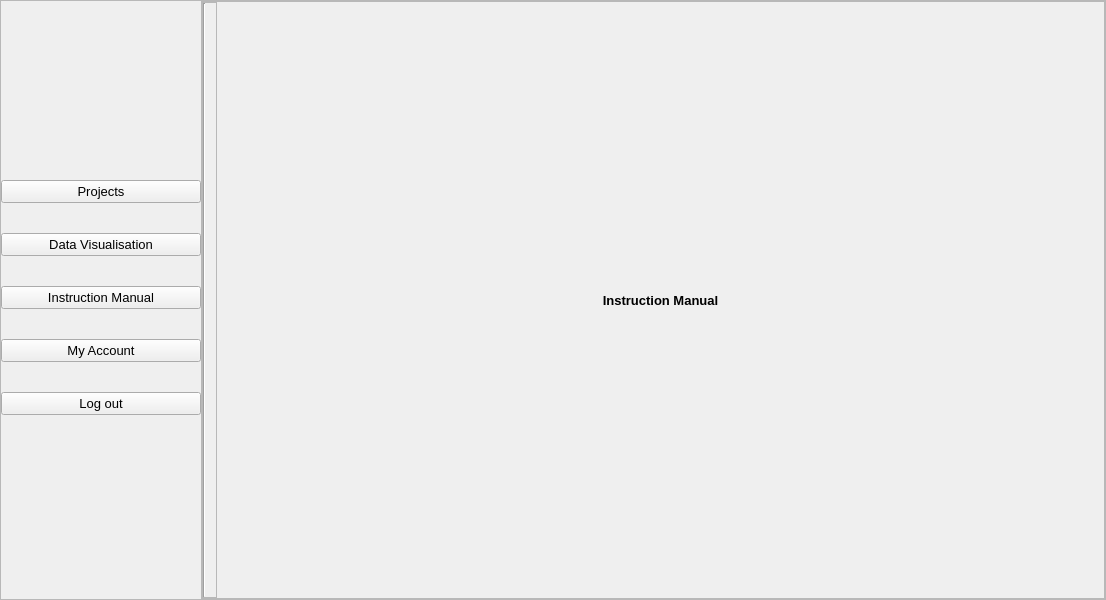
Ericaan/studio5_webscraping_app, file GUI/ui_files/allProjects.ui: the form before one commit.
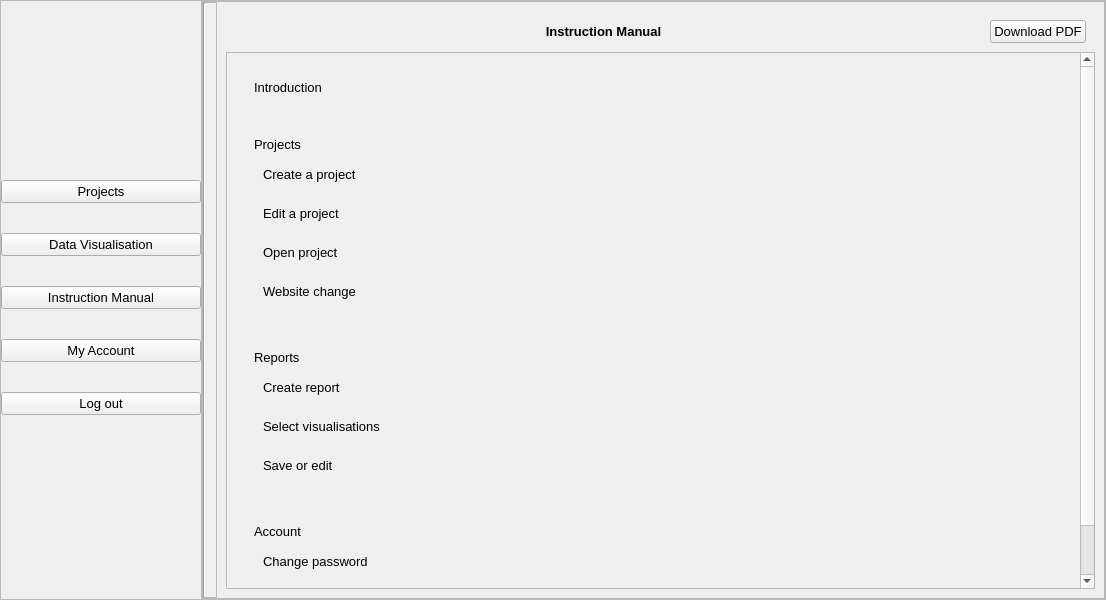
The form after the commit. The open tabs and pages were chosen to show the change.

Commit message: Instruction manual UI

Diff of the .ui file:
```diff
--- a/GUI/ui_files/allProjects.ui
+++ b/GUI/ui_files/allProjects.ui
@@ -630,20 +630,342 @@
             <widget class="QWidget" name="Manual">
              <layout class="QVBoxLayout" name="verticalLayout_6">
               <item>
-               <widget class="QLabel" name="label_5">
-                <property name="font">
-                 <font>
-                  <pointsize>10</pointsize>
-                  <weight>75</weight>
-                  <bold>true</bold>
-                 </font>
-                </property>
-                <property name="text">
-                 <string>Instruction Manual</string>
-                </property>
-                <property name="alignment">
-                 <set>Qt::AlignCenter</set>
-                </property>
+               <widget class="QWidget" name="widget_13" native="true">
+                <layout class="QVBoxLayout" name="verticalLayout_22">
+                 <property name="spacing">
+                  <number>0</number>
+                 </property>
+                 <property name="leftMargin">
+                  <number>0</number>
+                 </property>
+                 <property name="topMargin">
+                  <number>0</number>
+                 </property>
+                 <property name="rightMargin">
+                  <number>0</number>
+                 </property>
+                 <property name="bottomMargin">
+                  <number>0</number>
+                 </property>
+                 <item>
+                  <widget class="QWidget" name="widget_15" native="true">
+                   <layout class="QHBoxLayout" name="horizontalLayout_8">
+                    <property name="spacing">
+                     <number>0</number>
+                    </property>
+                    <property name="leftMargin">
+                     <number>0</number>
+                    </property>
+                    <property name="topMargin">
+                     <number>0</number>
+                    </property>
+                    <property name="rightMargin">
+                     <number>0</number>
+                    </property>
+                    <property name="bottomMargin">
+                     <number>0</number>
+                    </property>
+                    <item>
+                     <widget class="QWidget" name="widget_16" native="true">
+                      <property name="sizePolicy">
+                       <sizepolicy hsizetype="Expanding" vsizetype="Preferred">
+                        <horstretch>0</horstretch>
+                        <verstretch>0</verstretch>
+                       </sizepolicy>
+                      </property>
+                      <layout class="QVBoxLayout" name="verticalLayout_25">
+                       <item>
+                        <widget class="QLabel" name="label_5">
+                         <property name="font">
+                          <font>
+                           <pointsize>10</pointsize>
+                           <weight>75</weight>
+                           <bold>true</bold>
+                          </font>
+                         </property>
+                         <property name="text">
+                          <string>Instruction Manual</string>
+                         </property>
+                         <property name="alignment">
+                          <set>Qt::AlignCenter</set>
+                         </property>
+                        </widget>
+                       </item>
+                      </layout>
+                     </widget>
+                    </item>
+                    <item alignment="Qt::AlignRight">
+                     <widget class="QWidget" name="widget_17" native="true">
+                      <property name="font">
+                       <font>
+                        <pointsize>10</pointsize>
+                       </font>
+                      </property>
+                      <layout class="QVBoxLayout" name="verticalLayout_23">
+                       <item>
+                        <widget class="QPushButton" name="download_manual">
+                         <property name="text">
+                          <string>Download PDF</string>
+                         </property>
+                        </widget>
+                       </item>
+                      </layout>
+                     </widget>
+                    </item>
+                   </layout>
+                  </widget>
+                 </item>
+                 <item>
+                  <widget class="QWidget" name="widget_14" native="true">
+                   <property name="sizePolicy">
+                    <sizepolicy hsizetype="Preferred" vsizetype="Expanding">
+                     <horstretch>0</horstretch>
+                     <verstretch>0</verstretch>
+                    </sizepolicy>
+                   </property>
+                   <layout class="QVBoxLayout" name="verticalLayout_24">
+                    <property name="spacing">
+                     <number>0</number>
+                    </property>
+                    <property name="leftMargin">
+                     <number>0</number>
+                    </property>
+                    <property name="topMargin">
+                     <number>0</number>
+                    </property>
+                    <property name="rightMargin">
+                     <number>0</number>
+                    </property>
+                    <property name="bottomMargin">
+                     <number>0</number>
+                    </property>
+                    <item>
+                     <widget class="QScrollArea" name="scrollArea_2">
+                      <property name="font">
+                       <font>
+                        <pointsize>10</pointsize>
+                       </font>
+                      </property>
+                      <property name="widgetResizable">
+                       <bool>true</bool>
+                      </property>
+                      <widget class="QWidget" name="scrollAreaWidgetContents">
+                       <property name="geometry">
+                        <rect>
+                         <x>0</x>
+                         <y>0</y>
+                         <width>842</width>
+                         <height>753</height>
+                        </rect>
+                       </property>
+                       <property name="sizePolicy">
+                        <sizepolicy hsizetype="Preferred" vsizetype="Fixed">
+                         <horstretch>0</horstretch>
+                         <verstretch>0</verstretch>
+                        </sizepolicy>
+                       </property>
+                       <layout class="QVBoxLayout" name="verticalLayout_26">
+                        <item>
+                         <widget class="QWidget" name="widget_18" native="true">
+                          <layout class="QVBoxLayout" name="verticalLayout_27">
+                           <item>
+                            <widget class="QWidget" name="widget_22" native="true">
+                             <layout class="QVBoxLayout" name="verticalLayout_28">
+                              <item>
+                               <widget class="QLabel" name="label_4">
+                                <property name="text">
+                                 <string>Introduction</string>
+                                </property>
+                               </widget>
+                              </item>
+                             </layout>
+                            </widget>
+                           </item>
+                          </layout>
+                         </widget>
+                        </item>
+                        <item>
+                         <widget class="QWidget" name="widget_19" native="true">
+                          <layout class="QVBoxLayout" name="verticalLayout_29">
+                           <item>
+                            <widget class="QWidget" name="widget_23" native="true">
+                             <layout class="QVBoxLayout" name="verticalLayout_30">
+                              <item>
+                               <widget class="QLabel" name="label_6">
+                                <property name="text">
+                                 <string>Projects</string>
+                                </property>
+                               </widget>
+                              </item>
+                              <item>
+                               <widget class="QWidget" name="widget_27" native="true">
+                                <layout class="QVBoxLayout" name="verticalLayout_31">
+                                 <item>
+                                  <widget class="QLabel" name="label_7">
+                                   <property name="text">
+                                    <string>Create a project</string>
+                                   </property>
+                                  </widget>
+                                 </item>
+                                </layout>
+                               </widget>
+                              </item>
+                              <item>
+                               <widget class="QWidget" name="widget_26" native="true">
+                                <layout class="QVBoxLayout" name="verticalLayout_32">
+                                 <item>
+                                  <widget class="QLabel" name="label_8">
+                                   <property name="text">
+                                    <string>Edit a project</string>
+                                   </property>
+                                  </widget>
+                                 </item>
+                                </layout>
+                               </widget>
+                              </item>
+                              <item>
+                               <widget class="QWidget" name="widget_25" native="true">
+                                <layout class="QVBoxLayout" name="verticalLayout_33">
+                                 <item>
+                                  <widget class="QLabel" name="label_10">
+                                   <property name="text">
+                                    <string>Open project</string>
+                                   </property>
+                                  </widget>
+                                 </item>
+                                </layout>
+                               </widget>
+                              </item>
+                              <item>
+                               <widget class="QWidget" name="widget_24" native="true">
+                                <layout class="QVBoxLayout" name="verticalLayout_34">
+                                 <item>
+                                  <widget class="QLabel" name="label_9">
+                                   <property name="text">
+                                    <string>Website change</string>
+                                   </property>
+                                  </widget>
+                                 </item>
+                                </layout>
+                               </widget>
+                              </item>
+                             </layout>
+                            </widget>
+                           </item>
+                          </layout>
+                         </widget>
+                        </item>
+                        <item>
+                         <widget class="QWidget" name="widget_20" native="true">
+                          <layout class="QVBoxLayout" name="verticalLayout_35">
+                           <item>
+                            <widget class="QWidget" name="widget_28" native="true">
+                             <layout class="QVBoxLayout" name="verticalLayout_36">
+                              <item>
+                               <widget class="QLabel" name="label_11">
+                                <property name="text">
+                                 <string>Reports</string>
+                                </property>
+                               </widget>
+                              </item>
+                              <item>
+                               <widget class="QWidget" name="widget_31" native="true">
+                                <layout class="QVBoxLayout" name="verticalLayout_37">
+                                 <item>
+                                  <widget class="QLabel" name="label_12">
+                                   <property name="text">
+                                    <string>Create report</string>
+                                   </property>
+                                  </widget>
+                                 </item>
+                                </layout>
+                               </widget>
+                              </item>
+                              <item>
+                               <widget class="QWidget" name="widget_30" native="true">
+                                <layout class="QVBoxLayout" name="verticalLayout_38">
+                                 <item>
+                                  <widget class="QLabel" name="label_13">
+                                   <property name="text">
+                                    <string>Select visualisations</string>
+                                   </property>
+                                  </widget>
+                                 </item>
+                                </layout>
+                               </widget>
+                              </item>
+                              <item>
+                               <widget class="QWidget" name="widget_29" native="true">
+                                <layout class="QVBoxLayout" name="verticalLayout_39">
+                                 <item>
+                                  <widget class="QLabel" name="label_14">
+                                   <property name="text">
+                                    <string>Save or edit</string>
+                                   </property>
+                                  </widget>
+                                 </item>
+                                </layout>
+                               </widget>
+                              </item>
+                             </layout>
+                            </widget>
+                           </item>
+                          </layout>
+                         </widget>
+                        </item>
+                        <item>
+                         <widget class="QWidget" name="widget_21" native="true">
+                          <layout class="QVBoxLayout" name="verticalLayout_40">
+                           <item>
+                            <widget class="QWidget" name="widget_32" native="true">
+                             <layout class="QVBoxLayout" name="verticalLayout_41">
+                              <item>
+                               <widget class="QLabel" name="label_15">
+                                <property name="text">
+                                 <string>Account</string>
+                                </property>
+                               </widget>
+                              </item>
+                              <item>
+                               <widget class="QWidget" name="widget_34" native="true">
+                                <layout class="QVBoxLayout" name="verticalLayout_42">
+                                 <item>
+                                  <widget class="QLabel" name="label_16">
+                                   <property name="text">
+                                    <string>Change password</string>
+                                   </property>
+                                  </widget>
+                                 </item>
+                                </layout>
+                               </widget>
+                              </item>
+                              <item>
+                               <widget class="QWidget" name="widget_33" native="true">
+                                <layout class="QVBoxLayout" name="verticalLayout_43">
+                                 <item>
+                                  <widget class="QLabel" name="label_17">
+                                   <property name="text">
+                                    <string>Delete account</string>
+                                   </property>
+                                  </widget>
+                                 </item>
+                                </layout>
+                               </widget>
+                              </item>
+                             </layout>
+                            </widget>
+                           </item>
+                          </layout>
+                         </widget>
+                        </item>
+                       </layout>
+                      </widget>
+                     </widget>
+                    </item>
+                   </layout>
+                  </widget>
+                 </item>
+                </layout>
                </widget>
               </item>
              </layout>
```
Left out of the diff: 11 changed lines with no effect on the pictures. The commit also changes 17 other files.
